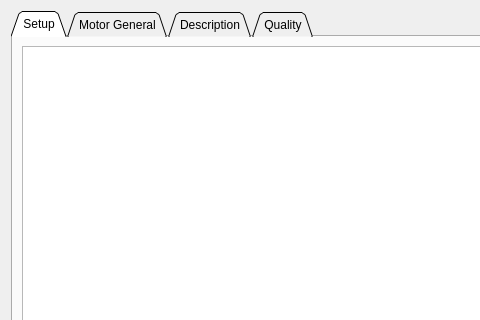
Old version of the form pages/pagemotorinfo.ui in the repository njupt-robomasters/vesc_tool-zh; both pictures show x 0 to 480 and y 0 to 320 of the 760 by 498 pixel window.
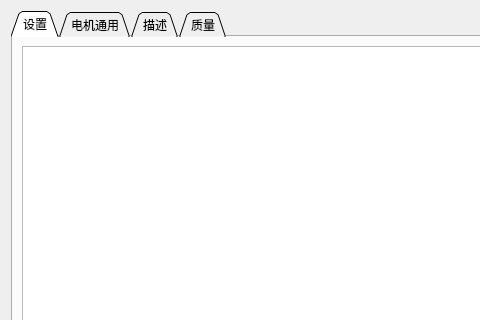
New version of the form. Icons and pictures are not drawn. Custom widgets are drawn as their Qt base class.

What changed in the file:
```diff
--- a/pages/pagemotorinfo.ui
+++ b/pages/pagemotorinfo.ui
@@ -24,7 +24,7 @@
      </property>
      <widget class="QWidget" name="tab_4">
       <attribute name="title">
-       <string>Setup</string>
+       <string>设置</string>
       </attribute>
       <layout class="QVBoxLayout" name="verticalLayout_5">
        <item>
@@ -34,7 +34,7 @@
      </widget>
      <widget class="QWidget" name="tab">
       <attribute name="title">
-       <string>Motor General</string>
+       <string>电机通用</string>
       </attribute>
       <layout class="QVBoxLayout" name="verticalLayout_3">
        <item>
@@ -44,7 +44,7 @@
      </widget>
      <widget class="QWidget" name="tab_2">
       <attribute name="title">
-       <string>Description</string>
+       <string>描述</string>
       </attribute>
       <layout class="QVBoxLayout" name="verticalLayout_2">
        <item>
@@ -89,7 +89,7 @@
      </widget>
      <widget class="QWidget" name="tab_3">
       <attribute name="title">
-       <string>Quality</string>
+       <string>质量</string>
       </attribute>
       <layout class="QVBoxLayout" name="verticalLayout_4">
        <item>
```
